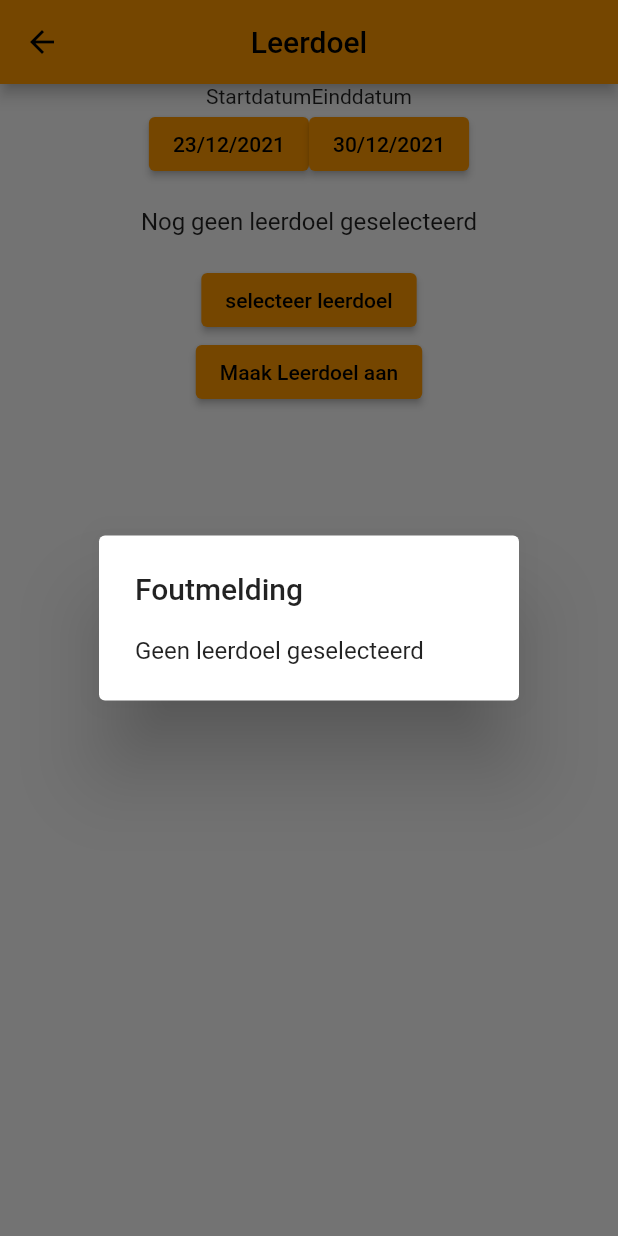
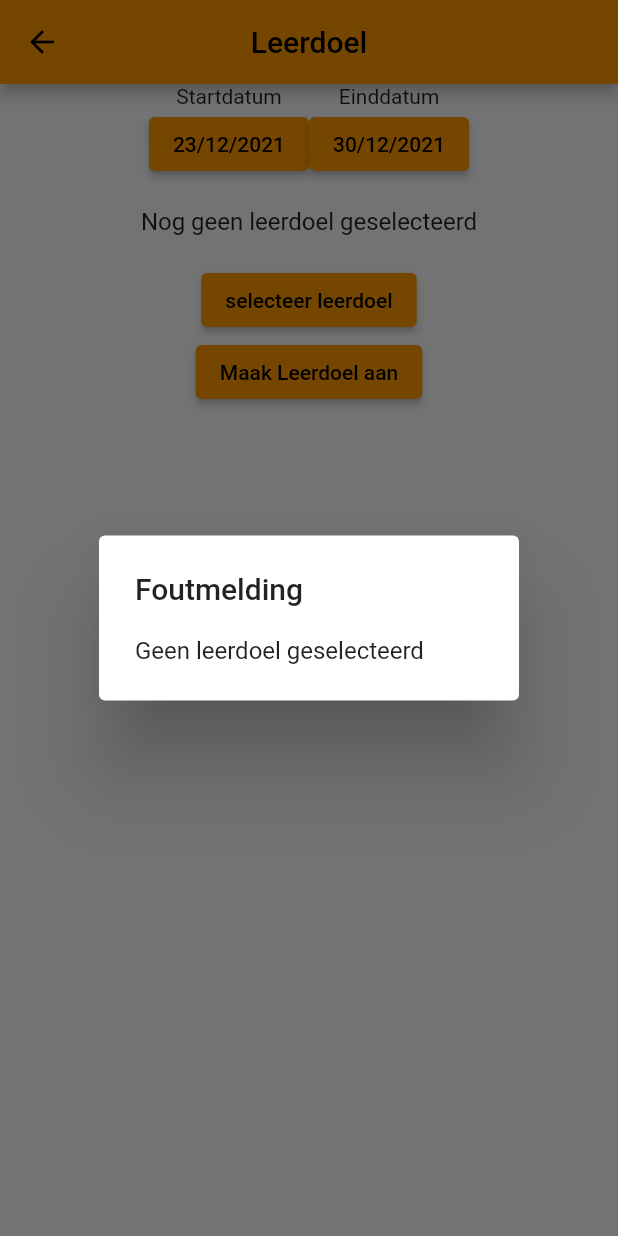
Before and after one commit to YGears/Appverpleegkunde, a Flutter app: the Leerdoel screen opened directly, after a tap on "Maak Leerdoel aan", on a phone screen of 412 x 824 dp. Run offline on Flutter 3.47's test engine with Material 2 defaults, Android fonts, the phone set to English and light mode, and no system bars; our stand-ins replace fl_chart, shared_preferences; missing offline and left inert: dart:js; accounts and stored records are empty.

Commit message:
stash before merge

```diff
--- a/app_verpleegkunde/lib/screens/learning_goal/learning_goal.dart
+++ b/app_verpleegkunde/lib/screens/learning_goal/learning_goal.dart
@@ -106,7 +106,7 @@ class _LeerDoelState extends State<Leerdoel> {
               ));
     } else {
       String json =
-          "{beginDate: \"$beginDate\",endDate: \"$lastDate\",learningGoal: \"$_geselecteerdLeerdoel\"}";
+          "{beginDate: \"$beginDate\",endDate: \"$lastDate\",tag: \"$_geselecteerdLeerdoel\"}";
       print(json);
     }
   }
@@ -120,20 +120,19 @@ class _LeerDoelState extends State<Leerdoel> {
       ),
       // Body of the application
       body: Column(children: <Widget>[
-        Row(
-            mainAxisAlignment: MainAxisAlignment.center,
-            children: const <Widget>[
-              Text("Startdatum"),
-              Text("Einddatum"),
-            ]),
-        //Date selection
         Row(mainAxisAlignment: MainAxisAlignment.center, children: <Widget>[
-          ElevatedButton(
-              child: Text(dateFormating(startDate)),
-              onPressed: () async => selectStartDate(context, startDate)),
-          ElevatedButton(
-              child: Text(dateFormating(endDate)),
-              onPressed: () async => selectEndDate(context))
+          Column(children: <Widget>[
+            const Text("Startdatum"),
+            ElevatedButton(
+                child: Text(dateFormating(startDate)),
+                onPressed: () async => selectStartDate(context, startDate))
+          ]),
+          Column(children: <Widget>[
+            const Text("Einddatum"),
+            ElevatedButton(
+                child: Text(dateFormating(endDate)),
+                onPressed: () async => selectEndDate(context))
+          ]),
         ]),
         ListTile(title: Center(child: Text(_geselecteerdLeerdoel))),
         ElevatedButton(
```
